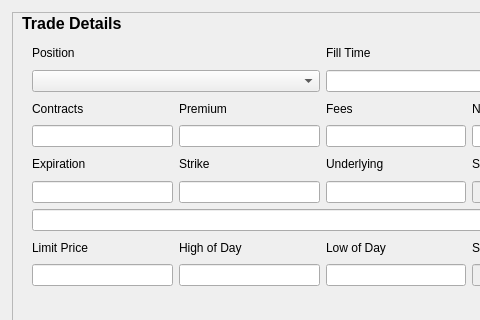
Above: src/ebf_trading_ui/forms/trade_entry/trade_entry_form.ui from Berryl/EbfTradingUI before the change; both pictures show x 0 to 480 and y 0 to 320 of the 784 by 425 pixel window. Below: the same form after it.
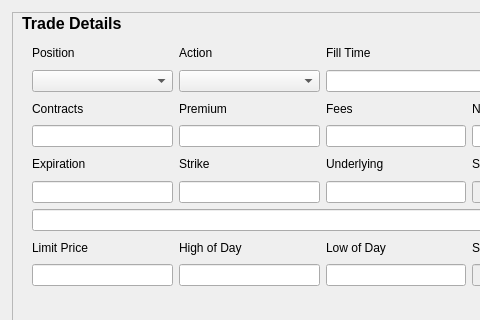
That is the form after the change. Custom widgets are drawn as their Qt base class.

Commit message: Replace `QLineEdit` with `IntLineEdit` for the `contracts` field, add `action` dropdown, introduce net amount calculation, and update bindings in `TradeEntryForm`.

What changed in the file:
```diff
--- a/src/ebf_trading_ui/forms/trade_entry/trade_entry_form.ui
+++ b/src/ebf_trading_ui/forms/trade_entry/trade_entry_form.ui
@@ -190,20 +190,6 @@
        <item row="6" column="0" colspan="4">
         <widget class="QLineEdit" name="tradeNarrative"/>
        </item>
-       <item row="1" column="0" colspan="2">
-        <widget class="QComboBox" name="position">
-         <property name="placeholderText">
-          <string>Choose a position...</string>
-         </property>
-        </widget>
-       </item>
-       <item row="0" column="0" colspan="2">
-        <widget class="QLabel" name="label_2">
-         <property name="text">
-          <string>Position</string>
-         </property>
-        </widget>
-       </item>
        <item row="8" column="1">
         <widget class="MoneyLineEdit" name="highOfDay"/>
        </item>
@@ -220,6 +206,30 @@
        <item row="5" column="0">
         <widget class="QLineEdit" name="expiration"/>
        </item>
+       <item row="0" column="0">
+        <widget class="QLabel" name="label_2">
+         <property name="text">
+          <string>Position</string>
+         </property>
+        </widget>
+       </item>
+       <item row="1" column="0">
+        <widget class="QComboBox" name="position">
+         <property name="placeholderText">
+          <string>Choose a position...</string>
+         </property>
+        </widget>
+       </item>
+       <item row="0" column="1">
+        <widget class="QLabel" name="label_3">
+         <property name="text">
+          <string>Action</string>
+         </property>
+        </widget>
+       </item>
+       <item row="1" column="1">
+        <widget class="QComboBox" name="action"/>
+       </item>
        <item row="0" column="2" colspan="2">
         <widget class="QLabel" name="label_4">
          <property name="text">
@@ -260,6 +270,11 @@
    <extends>QLineEdit</extends>
    <header>ebf_ui.widgets.custom.money_line_edit</header>
   </customwidget>
+  <customwidget>
+   <class>IntLineEdit</class>
+   <extends>QLineEdit</extends>
+   <header>ebf_ui.widgets.custom.int_line_edit</header>
+  </customwidget>
  </customwidgets>
  <tabstops>
   <tabstop>position</tabstop>
```
Left out of the diff: 2 changed lines with no effect on the pictures. The commit also changes 3 other files.
